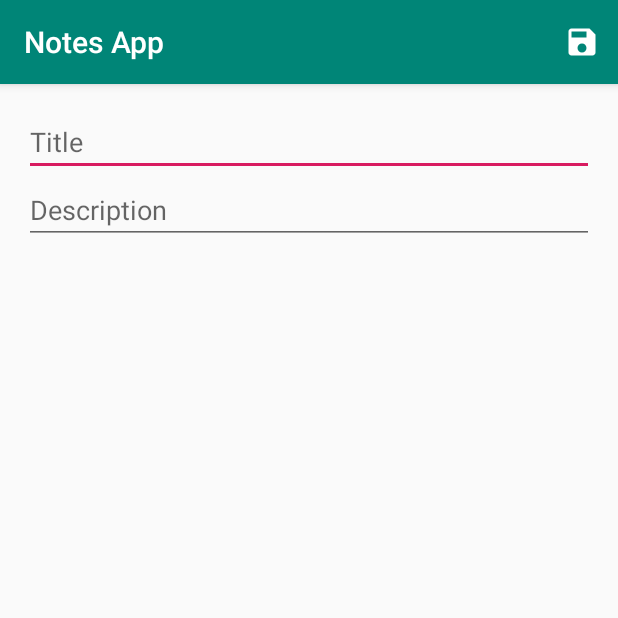
After one commit to eduhmik/notes-app, an Android app: the AddNoteActivity screen opened directly, with no data from a screen before it, on a phone screen of 412 x 824 dp, the top half of it. The commit adds this screen. Run offline under Robolectric (Android 15) with nearby library versions, the phone set to English and light mode, and no system bars.

Commit message:
added add note activity and layouts

```diff
--- a/app/src/main/java/com/devloop/notesapp/Database/NoteDatabase.kt
+++ b/app/src/main/java/com/devloop/notesapp/Database/NoteDatabase.kt
@@ -1,9 +1,13 @@
+package com.devloop.notesapp.Database
+
 import android.content.Context
 import android.os.AsyncTask
 import androidx.room.Database
 import androidx.room.Room
 import androidx.room.RoomDatabase
 import androidx.sqlite.db.SupportSQLiteDatabase
+import com.devloop.notesapp.Database.dao.NoteDao
+import com.devloop.notesapp.Database.entities.Note
 
 @Database(entities = [Note::class], version = 1)
 abstract class NoteDatabase : RoomDatabase() {
@@ -24,7 +28,7 @@ abstract class NoteDatabase : RoomDatabase() {
                         .build()
                 }
             }
-            return instance
+            return instance!!
         }
 
         fun destroyInstance() {
--- a/app/src/main/java/com/devloop/notesapp/Database/dao/NoteDao.kt
+++ b/app/src/main/java/com/devloop/notesapp/Database/dao/NoteDao.kt
@@ -1,7 +1,10 @@
+package com.devloop.notesapp.Database.dao
+
 import androidx.lifecycle.LiveData
 import androidx.room.Dao
 import androidx.room.Insert
 import androidx.room.Query
+import com.devloop.notesapp.Database.entities.Note
 
 @Dao
 interface NoteDao {
--- a/app/src/main/java/com/devloop/notesapp/Database/entities/Note.kt
+++ b/app/src/main/java/com/devloop/notesapp/Database/entities/Note.kt
@@ -1,3 +1,5 @@
+package com.devloop.notesapp.Database.entities
+
 import androidx.room.Entity
 import androidx.room.PrimaryKey
 
--- /dev/null
+++ b/app/src/main/java/com/devloop/notesapp/activities/AddNoteActivity.kt
@@ -0,0 +1,54 @@
+package com.devloop.notesapp.activities
+
+import android.app.Activity
+import android.content.Intent
+import androidx.appcompat.app.AppCompatActivity
+import android.os.Bundle
+import android.view.Menu
+import android.view.MenuItem
+import android.widget.Toast
+import com.devloop.notesapp.R
+import kotlinx.android.synthetic.main.activity_add_note.*
+
+class AddNoteActivity : AppCompatActivity() {
+    companion object {
+        const val EXTRA_TITLE = "com.devloop.notesapp.EXTRA_TITLE"
+        const val EXTRA_DESCRIPTION = "com.devloop.notesapp.EXTRA_DESCRIPTION"
+    }
+
+    override fun onCreate(savedInstanceState: Bundle?) {
+        super.onCreate(savedInstanceState)
+        setContentView(R.layout.activity_add_note)
+        supportActionBar?.setHomeAsUpIndicator(R.drawable.ic_close)
+    }
+
+    override fun onCreateOptionsMenu(menu: Menu?): Boolean {
+        menuInflater.inflate(R.menu.add_note_menu, menu)
+        return true
+    }
+
+    override fun onOptionsItemSelected(item: MenuItem?): Boolean {
+        return when (item?.itemId) {
+            R.id.save_note -> {
+                saveNote()
+                true
+            }
+            else -> super.onOptionsItemSelected(item)
+        }
+    }
+
+    private fun saveNote() {
+        if (edit_text_title.text.toString().trim().isBlank() || edit_text_description.text.toString().trim().isBlank()) {
+            Toast.makeText(this, "Can not insert empty note!", Toast.LENGTH_SHORT).show()
+            return
+        }
+
+        val data = Intent().apply {
+            putExtra(EXTRA_TITLE, edit_text_title.text.toString())
+            putExtra(EXTRA_DESCRIPTION, edit_text_description.text.toString())
+        }
+
+        setResult(Activity.RESULT_OK, data)
+        finish()
+    }
+}
--- a/app/src/main/java/com/devloop/notesapp/adapter/NoteAdapter.kt
+++ b/app/src/main/java/com/devloop/notesapp/adapter/NoteAdapter.kt
@@ -1,8 +1,11 @@
+package com.devloop.notesapp.adapter
+
 import android.view.LayoutInflater
 import android.view.View
 import android.view.ViewGroup
 import android.widget.TextView
 import androidx.recyclerview.widget.RecyclerView
+import com.devloop.notesapp.Database.entities.Note
 import com.devloop.notesapp.R
 
 class NoteAdapter : RecyclerView.Adapter<NoteAdapter.NoteHolder>() {
--- /dev/null
+++ b/app/src/main/res/drawable/ic_add.xml
@@ -0,0 +1,5 @@
+<vector xmlns:android="http://schemas.android.com/apk/res/android" android:height="24dp"
+    android:tint="#FFFFFF" android:viewportHeight="24.0"
+    android:viewportWidth="24.0" android:width="24dp">
+    <path android:fillColor="#FF000000" android:pathData="M19,13h-6v6h-2v-6H5v-2h6V5h2v6h6v2z"/>
+</vector>
--- /dev/null
+++ b/app/src/main/res/drawable/ic_close.xml
@@ -0,0 +1,6 @@
+<vector xmlns:android="http://schemas.android.com/apk/res/android" android:height="24dp"
+    android:tint="#FFFFFF" android:viewportHeight="24.0"
+    android:viewportWidth="24.0" android:width="24dp">
+    <path android:fillColor="#FF000000"
+        android:pathData="M19,6.41L17.59,5 12,10.59 6.41,5 5,6.41 10.59,12 5,17.59 6.41,19 12,13.41 17.59,19 19,17.59 13.41,12z"/>
+</vector>
--- /dev/null
+++ b/app/src/main/res/drawable/ic_save.xml
@@ -0,0 +1,6 @@
+<vector xmlns:android="http://schemas.android.com/apk/res/android" android:height="24dp"
+    android:tint="#FFFFFF" android:viewportHeight="24.0"
+    android:viewportWidth="24.0" android:width="24dp">
+    <path android:fillColor="#FF000000"
+        android:pathData="M17,3L5,3c-1.11,0 -2,0.9 -2,2v14c0,1.1 0.89,2 2,2h14c1.1,0 2,-0.9 2,-2L21,7l-4,-4zM12,19c-1.66,0 -3,-1.34 -3,-3s1.34,-3 3,-3 3,1.34 3,3 -1.34,3 -3,3zM15,9L5,9L5,5h10v4z"/>
+</vector>
--- /dev/null
+++ b/app/src/main/res/layout/activity_add_note.xml
@@ -0,0 +1,24 @@
+<?xml version="1.0" encoding="utf-8"?>
+<LinearLayout xmlns:android="http://schemas.android.com/apk/res/android"
+    xmlns:tools="http://schemas.android.com/tools"
+    android:layout_width="match_parent"
+    android:layout_height="match_parent"
+    android:orientation="vertical"
+    android:padding="16dp"
+    tools:context=".activities.AddNoteActivity">
+
+    <EditText
+        android:id="@+id/edit_text_title"
+        android:layout_width="match_parent"
+        android:layout_height="wrap_content"
+        android:hint="Title"
+        android:inputType="text"/>
+
+    <EditText
+        android:id="@+id/edit_text_description"
+        android:layout_width="match_parent"
+        android:layout_height="wrap_content"
+        android:hint="Description"
+        android:inputType="textMultiLine"/>
+
+</LinearLayout>
--- /dev/null
+++ b/app/src/main/res/menu/add_note_menu.xml
@@ -0,0 +1,9 @@
+<?xml version="1.0" encoding="utf-8"?>
+<menu xmlns:android="http://schemas.android.com/apk/res/android" xmlns:app="http://schemas.android.com/apk/res-auto">
+    <item
+        android:id="@+id/save_note"
+        android:icon="@drawable/ic_save"
+        android:title="save"
+        app:showAsAction="ifRoom">
+    </item>
+</menu>
```
Also changed, not shown: app/build.gradle (+17 -21 lines), app/src/main/AndroidManifest.xml (+6 -1 lines), app/src/main/java/com/devloop/notesapp/CoreApplication.kt (+8 -1 lines), app/src/main/java/com/devloop/notesapp/activities/MainActivity.kt (+63 -0 lines), app/src/main/java/com/devloop/notesapp/di/KoinModules.kt (+8 -2 lines), app/src/main/java/com/devloop/notesapp/repository/NoteRepository.kt (+12 -16 lines), app/src/main/java/com/devloop/notesapp/viewmodel/NoteViewModel.kt (added, +24 -0 lines), app/src/main/res/layout/activity_main.xml (+18 -9 lines), app/src/main/res/menu/main_menu.xml (added, +7 -0 lines).
